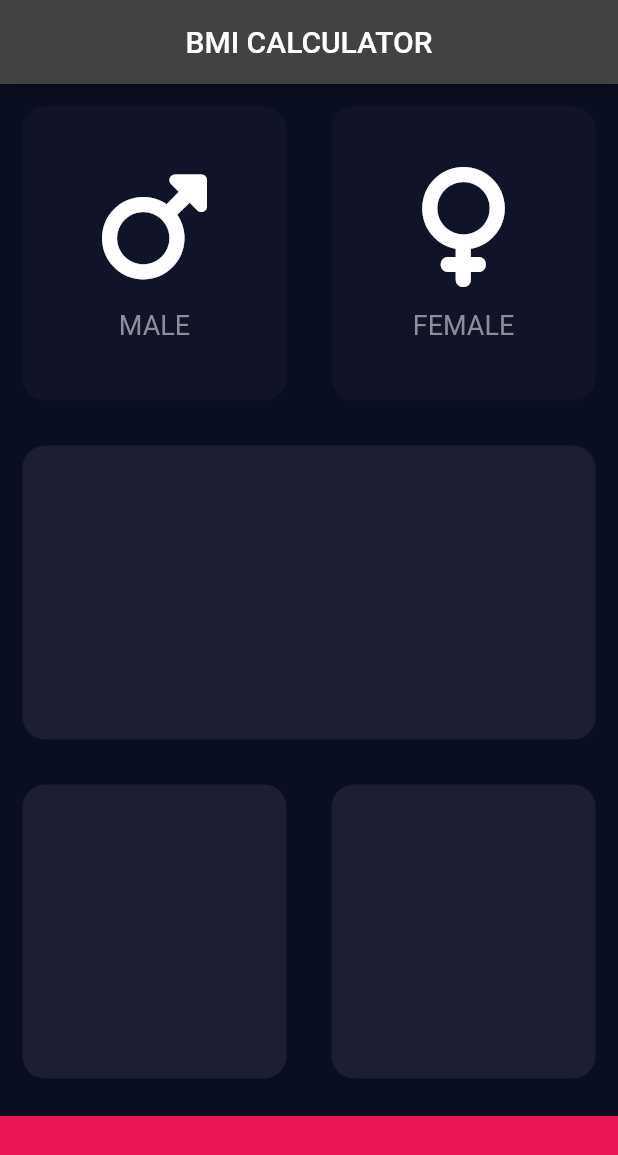
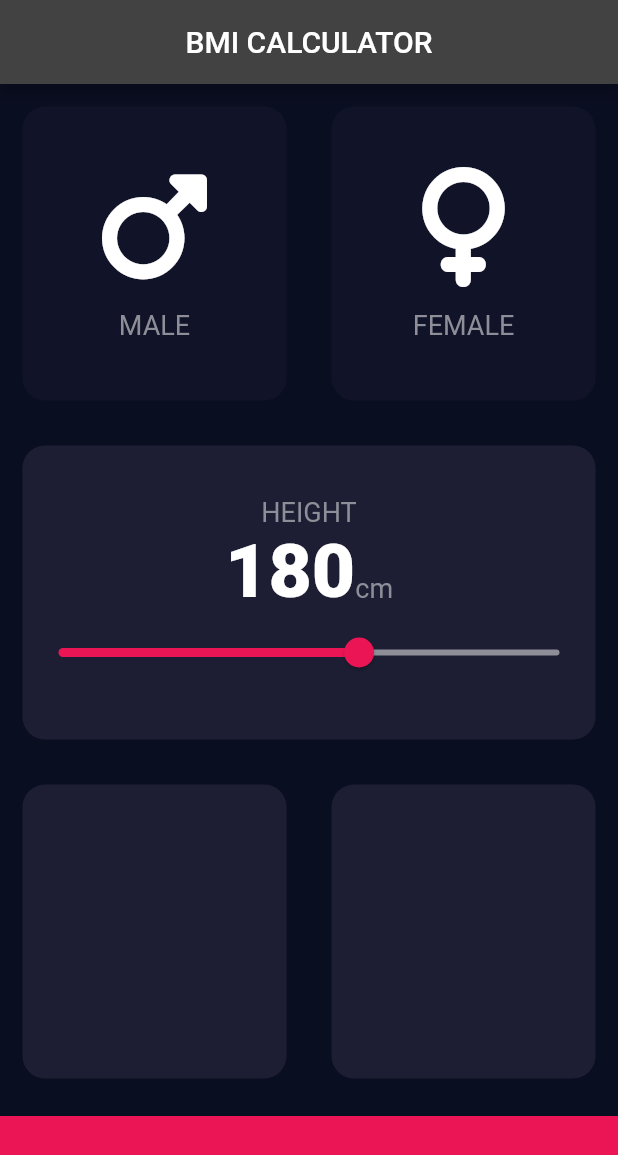
Before and after one commit to mrudulmohan007/bmi-calculator, a Flutter app: the screen it shows after launch, on a phone screen of 412 x 824 dp. Shown: the top 1155 px of the screen. Run offline on Flutter 3.47's test engine with Material 2 defaults, Android fonts, the phone set to English and light mode, and no system bars; our stand-ins replace font_awesome_flutter.

```diff
--- /dev/null
+++ b/bmicalculatorapp/lib/constants.dart
@@ -0,0 +1,14 @@
+import 'package:flutter/material.dart';
+
+const kLabelTextStyle = TextStyle(
+  fontSize: 18.0,
+  color: Color(0xFF8D8E98),
+);
+const kBottomContainerHeight = 80.0;
+const kAciveCardColour = Color(0xFF1D1E33);
+const kInactiveCardColour = Color(0xFF111328);
+const kBottomContainerColour = const Color(0xFFEB1555);
+const kNumberTextStyle = TextStyle(
+  fontSize: 50,
+  fontWeight: FontWeight.w900,
+);
--- a/bmicalculatorapp/lib/icon_content.dart
+++ b/bmicalculatorapp/lib/icon_content.dart
@@ -1,9 +1,5 @@
 import 'package:flutter/material.dart';
-
-const labelTextStyle = TextStyle(
-  fontSize: 18.0,
-  color: Color(0xFF8D8E98),
-);
+import 'constants.dart';
 
 class IconContent extends StatelessWidget {
   IconContent({this.icon, this.label});
@@ -24,7 +20,7 @@ class IconContent extends StatelessWidget {
         ),
         Text(
           label!,
-          style: labelTextStyle,
+          style: kLabelTextStyle,
         )
       ],
     );
--- a/bmicalculatorapp/lib/input_page.dart
+++ b/bmicalculatorapp/lib/input_page.dart
@@ -3,11 +3,7 @@ import 'package:flutter/material.dart';
 import 'package:font_awesome_flutter/font_awesome_flutter.dart';
 import 'icon_content.dart';
 import 'reusable_card.dart';
-
-const bottomContainerHeight = 80.0;
-const aciveCardColour = Color(0xFF1D1E33);
-const inactiveCardColour = Color(0xFF111328);
-const bottomContainerColour = const Color(0xFFEB1555);
+import 'constants.dart';
 
 enum Gender {
   male,
@@ -23,7 +19,7 @@ class InputPage extends StatefulWidget {
 
 class _InputPageState extends State<InputPage> {
   Gender? selectedGender;
-
+  int height = 180;
   @override
   Widget build(BuildContext context) {
     return Scaffold(
@@ -31,6 +27,7 @@ class _InputPageState extends State<InputPage> {
           title: const Center(child: Text('BMI CALCULATOR')),
         ),
         body: Column(
+          crossAxisAlignment: CrossAxisAlignment.stretch,
           children: [
             Expanded(
                 child: Row(
@@ -44,8 +41,8 @@ class _InputPageState extends State<InputPage> {
                     },
                     child: ReusableCard(
                       colour: selectedGender == Gender.male
-                          ? aciveCardColour
-                          : inactiveCardColour,
+                          ? kAciveCardColour
+                          : kInactiveCardColour,
                       cardChild: IconContent(
                         icon: FontAwesomeIcons.mars,
                         label: 'MALE',
@@ -62,8 +59,8 @@ class _InputPageState extends State<InputPage> {
                     },
                     child: ReusableCard(
                       colour: selectedGender == Gender.female
-                          ? aciveCardColour
-                          : inactiveCardColour,
+                          ? kAciveCardColour
+                          : kInactiveCardColour,
                       cardChild: IconContent(
                         icon: FontAwesomeIcons.venus,
                         label: 'FEMALE',
@@ -75,29 +72,64 @@ class _InputPageState extends State<InputPage> {
             )),
             Expanded(
               child: ReusableCard(
-                colour: aciveCardColour,
+                colour: kAciveCardColour,
+                cardChild: Column(
+                  mainAxisAlignment: MainAxisAlignment.center,
+                  children: [
+                    Text(
+                      'HEIGHT',
+                      style: kLabelTextStyle,
+                    ),
+                    Row(
+                      mainAxisAlignment: MainAxisAlignment.center,
+                      crossAxisAlignment: CrossAxisAlignment.baseline,
+                      textBaseline: TextBaseline.alphabetic,
+                      children: [
+                        Text(
+                          height.toString(),
+                          style: kNumberTextStyle,
+                        ),
+                        Text(
+                          'cm',
+                          style: kLabelTextStyle,
+                        )
+                      ],
+                    ),
+                    Slider(
+                        value: height.toDouble(),
+                        activeColor: Color(0xFFEB1555),
+                        inactiveColor: Color(0XFF8D8E98),
+                        min: 120.0,
+                        max: 220.0,
+                        onChanged: (double newValue) {
+                          setState(() {
+                            height = newValue.round();
+                          });
+                        }),
+                  ],
+                ),
               ),
             ),
-            Expanded(
+            const Expanded(
                 child: Row(
               children: [
                 Expanded(
                   child: ReusableCard(
-                    colour: aciveCardColour,
+                    colour: kAciveCardColour,
                   ),
                 ),
                 Expanded(
                   child: ReusableCard(
-                    colour: aciveCardColour,
+                    colour: kAciveCardColour,
                   ),
                 ),
               ],
             )),
             Container(
-              color: bottomContainerColour,
+              color: kBottomContainerColour,
               margin: const EdgeInsets.only(top: 10.0),
               width: double.infinity,
-              height: bottomContainerHeight,
+              height: kBottomContainerHeight,
             ),
           ],
         ));
```
